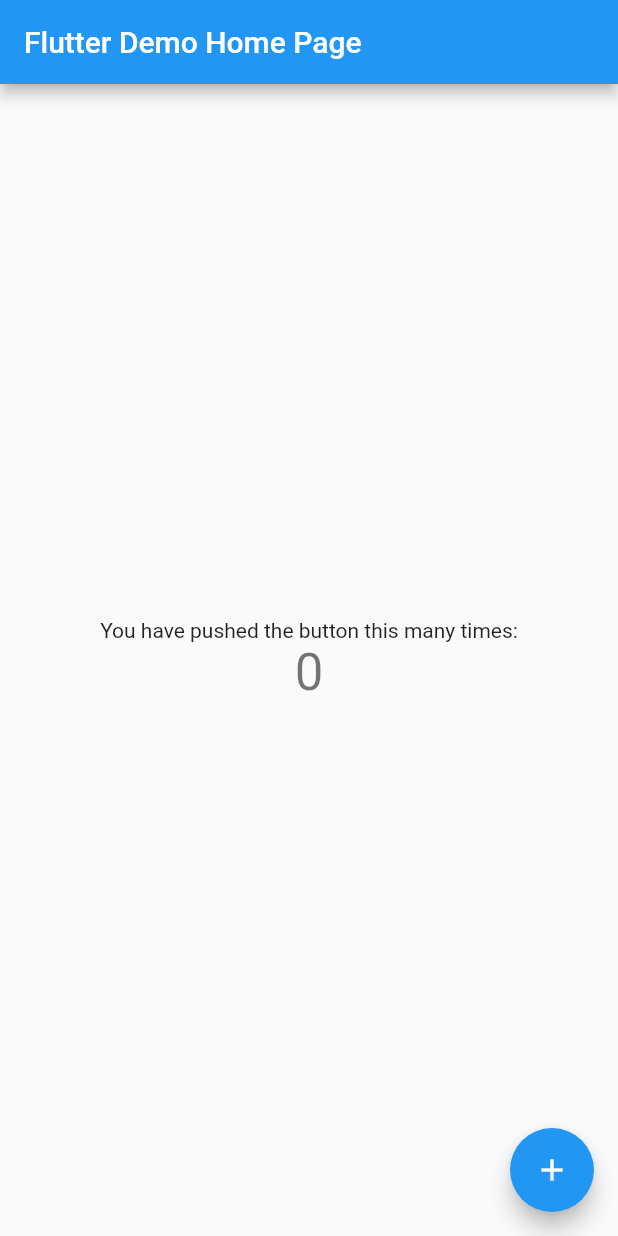
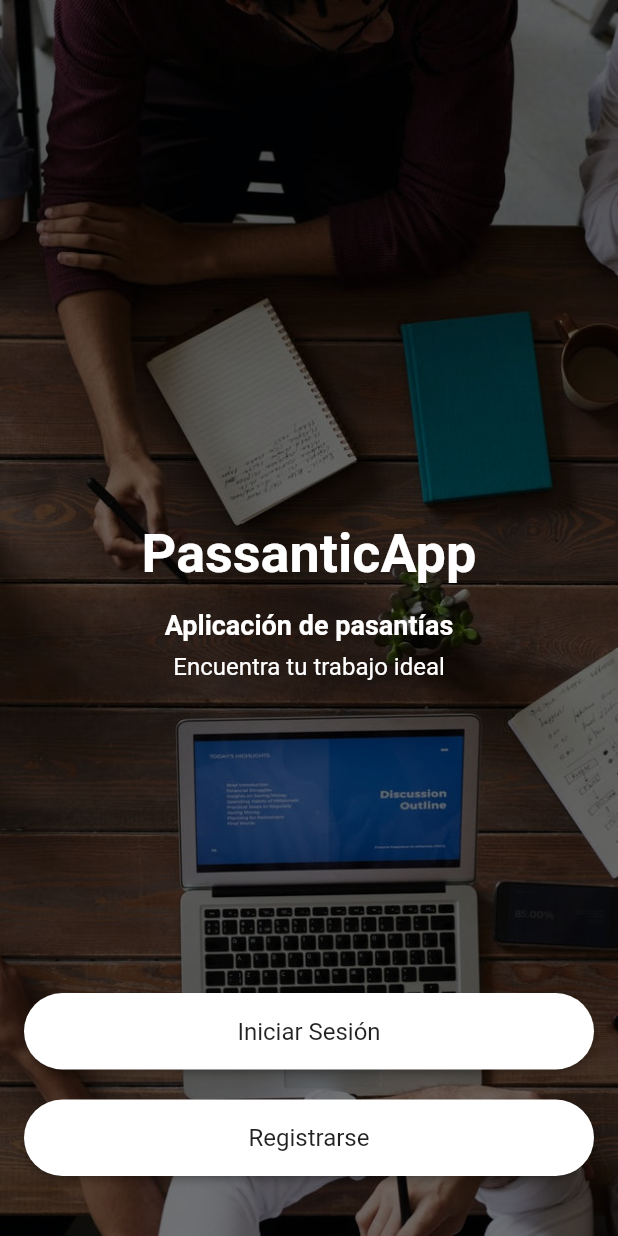
Before and after one commit to AnMedJacome/ProyectoLP2, a Flutter app: the screen it shows after launch, on a phone screen of 412 x 824 dp. Run offline on Flutter 3.47's test engine with Material 2 defaults, Android fonts, the light colour scheme and no system bars.

Commit message:
agregando detalles iniciales

```diff
--- /dev/null
+++ b/frontend/passantic/lib/constants/colors.dart
@@ -0,0 +1,37 @@
+import 'package:flutter/material.dart';
+
+// REEMPLAZAR COLORES
+class AppColors {
+  static final MaterialColor mainColor = const MaterialColor(
+    0xFFF3CC44,
+    const <int, Color>{
+      50: const Color(0xFFF3CC44),
+      100: const Color(0xFFF3CC44),
+      200: const Color(0xFFF3CC44),
+      300: const Color(0xFFF3CC44),
+      400: const Color(0xFFF3CC44),
+      500: const Color(0xFFF3CC44),
+      600: const Color(0xFFF3CC44),
+      700: const Color(0xFFF3CC44),
+      800: const Color(0xFFF3CC44),
+      900: const Color(0xFFF3CC44),
+    },
+  );
+
+  //static const PrimaryColor = Color(0xFF0C4B8D);
+  static const primaryColor = Color(0xFFF3CC44);
+
+  static const Color yellow = Color(0xFFEEC415);
+  static const Color green = Color(0xFF61BF33);
+  static const Color orange = Color(0xFFE96B1A);
+  static const Color red = Color(0xFFDF1919);
+  static const Color background = Colors.white24;
+
+  static const Color text_light = Colors.black87;
+  static const Color text_dark = Colors.white;
+
+  // Shimmer Colors
+  static final Color shimmerBackground = Colors.grey.shade300;
+  static final Color shimmerBaseColor = Colors.grey.shade300;
+  static final Color shimmerHighlightColor = Colors.grey.shade100;
+}
--- a/frontend/passantic/lib/main.dart
+++ b/frontend/passantic/lib/main.dart
@@ -1,10 +1,11 @@
 import 'package:flutter/material.dart';
+import 'package:passantic/ui/passantic.dart';
 
 void main() {
-  runApp(MyApp());
+  runApp(PassanticApp());
 }
 
-class MyApp extends StatelessWidget {
+/*class MyApp extends StatelessWidget {
   // This widget is the root of your application.
   @override
   Widget build(BuildContext context) {
@@ -110,4 +111,4 @@
       ), // This trailing comma makes auto-formatting nicer for build methods.
     );
   }
-}
+}*/
--- /dev/null
+++ b/frontend/passantic/lib/ui/passantic.dart
@@ -0,0 +1,32 @@
+import 'package:flutter/material.dart';
+import 'package:passantic/constants/colors.dart';
+import 'package:passantic/ui/routes.dart';
+
+class PassanticApp extends StatefulWidget {
+  const PassanticApp({Key? key}) : super(key: key);
+
+  @override
+  State<PassanticApp> createState() => _PassanticApp();
+}
+
+class _PassanticApp extends State<PassanticApp> {
+  @override
+  void initState() {
+    super.initState();
+  }
+
+  @override
+  Widget build(BuildContext context) {
+    return MaterialApp(
+      debugShowCheckedModeBanner: false,
+      theme: ThemeData(
+          primarySwatch: AppColors.mainColor,
+          visualDensity: VisualDensity.adaptivePlatformDensity,
+          brightness: Brightness.light),
+      initialRoute: '/',
+      onGenerateRoute: Routes.generateRoute,
+    );
+  }
+
+
+}
--- /dev/null
+++ b/frontend/passantic/lib/ui/routes.dart
@@ -0,0 +1,30 @@
+import 'package:flutter/material.dart';
+import 'package:passantic/ui/views/login/login.dart';
+import 'package:passantic/ui/views/splash/splash.dart';
+class Routes {
+  static Route<dynamic> generateRoute(RouteSettings settings){
+    final args = settings.arguments;
+
+    switch (settings.name) {
+      case '/':
+        return MaterialPageRoute(builder: (_) => SplashView());
+      case '/login':
+        return MaterialPageRoute(builder: (_) => LoginView());
+      default:
+        return _errorRoute();
+    }
+  }
+  static Route<dynamic> _errorRoute() {
+    return MaterialPageRoute(builder: (_) {
+      return Scaffold(
+        appBar: AppBar(
+          title: const Text("Error"),
+          centerTitle: true,
+        ),
+        body: const Center(
+          child: Text("ERROR"),
+        ),
+      );
+    });
+  }
+}
--- /dev/null
+++ b/frontend/passantic/lib/ui/views/login/login.dart
@@ -0,0 +1,117 @@
+import 'package:flutter/material.dart';
+import 'package:passantic/constants/colors.dart';
+import 'package:passantic/utils/util.dart';
+
+import 'login_bottom_sheet_view.dart';
+
+class LoginView extends StatefulWidget {
+  @override
+  _LoginView createState() => _LoginView();
+}
+
+class _LoginView extends State<LoginView> {
+  String _imageBackground = "backgroundImage.jpeg";
+
+  @override
+  void initState() {
+    super.initState();
+  }
+
+  @override
+  Widget build(BuildContext context) {
+    return Scaffold(
+        body: Container(
+            constraints: BoxConstraints.expand(),
+            decoration: BoxDecoration(
+              image: DecorationImage(
+                  colorFilter: ColorFilter.mode(
+                      Colors.black.withOpacity(0.55), BlendMode.darken),
+                  image: AssetImage("assets/images/" + _imageBackground),
+                  fit: BoxFit.fitHeight),
+            ),
+            child: _bodyLogin()));
+  }
+
+  Widget _bodyLogin() {
+    return SingleChildScrollView(
+      child: Container(
+          height: Util.sizeScreen(context: context).height,
+          child: Padding(
+            padding:
+            const EdgeInsets.only(left: 16, right: 16, top: 48, bottom: 40),
+            child: Column(
+              mainAxisAlignment: MainAxisAlignment.center,
+              crossAxisAlignment: CrossAxisAlignment.center,
+              children: [
+                Container(height: 300),
+                const Text(
+                  "PassanticApp",
+                  style: TextStyle(
+                      fontSize: 36,
+                      fontWeight: FontWeight.bold,
+                      color: Colors.white),
+                  textAlign: TextAlign.center,
+                ),
+                Container(height: 16),
+                const Text(
+                  "Aplicación de pasantías",
+                  style: TextStyle(
+                      fontSize: 18,
+                      fontWeight: FontWeight.bold,
+                      color: Colors.white),
+                  textAlign: TextAlign.center,
+                ),
+                Container(height: 8),
+                const Text(
+                  "Encuentra tu trabajo ideal",
+                  style: TextStyle(fontSize: 16, color: Colors.white),
+                  textAlign: TextAlign.center,
+                ),
+                Spacer(flex: 1),
+                Container(
+                  width: double.infinity,
+                  child: ElevatedButton(
+                    onPressed: _onLoginTap,
+                    style: ElevatedButton.styleFrom(
+                        padding: EdgeInsets.only(top: 16, bottom: 16),
+                        textStyle: TextStyle(fontSize: 16, color: Colors.white),
+                        primary: Colors.white,
+                        shape: RoundedRectangleBorder(
+                            borderRadius: BorderRadius.circular(30))),
+                    child: Text(
+                      "Iniciar Sesión",
+                      style: TextStyle(color: AppColors.text_light),
+                    ),
+                  ),
+                ),
+                Container(height: 20),
+                Container(
+                  width: double.infinity,
+                  child: ElevatedButton(
+                    onPressed: () {
+                      //Navigator.of(context).pushReplacementNamed("/register")
+                      ScaffoldMessenger.of(context).showSnackBar(
+                        const SnackBar(content: Text('FALTA')));
+                    },
+                    style: ElevatedButton.styleFrom(
+                        padding: EdgeInsets.only(top: 16, bottom: 16),
+                        textStyle: TextStyle(fontSize: 16, color: Colors.white),
+                        primary: Colors.white,
+                        shape: RoundedRectangleBorder(
+                            borderRadius: BorderRadius.circular(30))),
+                    child: Text(
+                      "Registrarse",
+                      style: TextStyle(color: AppColors.text_light),
+                    ),
+                  ),
+                ),
+              ],
+            ),
+          )),
+    );
+  }
+
+  void _onLoginTap() {
+    Util.showBottomSheet(context: context, bottomSheet: LoginBottomSheet());
+  }
+}
--- a/frontend/passantic/pubspec.yaml
+++ b/frontend/passantic/pubspec.yaml
@@ -45,7 +45,8 @@
   uses-material-design: true
 
   # To add assets to your application, add an assets section, like this:
-  # assets:
+  assets:
+    - assets/images/
   #   - images/a_dot_burr.jpeg
   #   - images/a_dot_ham.jpeg
 
```
Also changed, not shown: frontend/passantic/lib/ui/views/login/login_bottom_sheet_view.dart (added, +136 -0 lines), frontend/passantic/lib/ui/views/splash/splash.dart (added, +61 -0 lines), frontend/passantic/lib/utils/util.dart (added, +29 -0 lines), frontend/passantic/assets/images/backgroundImage.jpeg (added), 1 other file.
